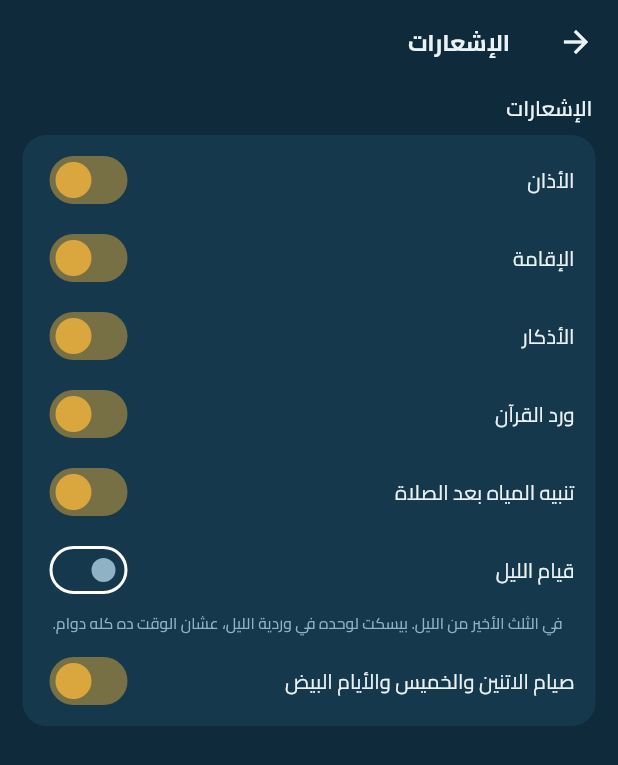
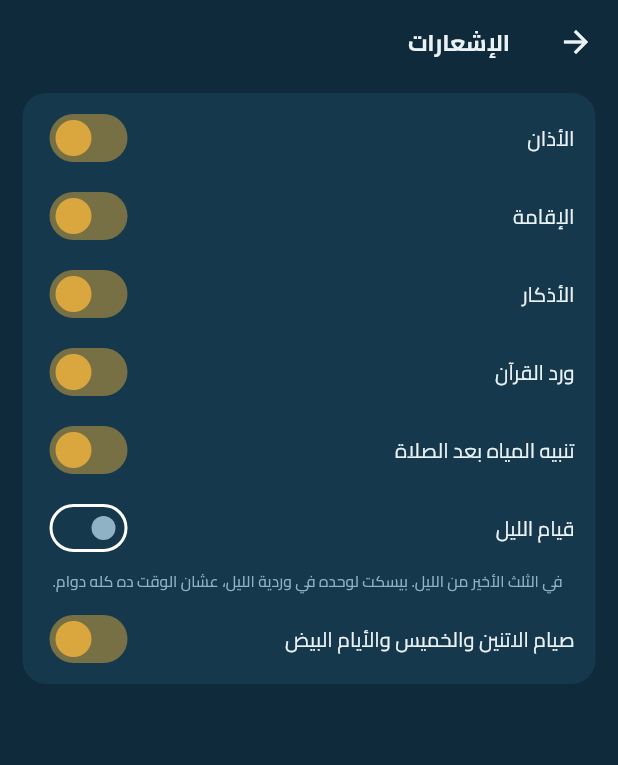
Before and after one commit to Eslamfoka/noury, a Flutter app: the SettingsSectionScreen screen opened directly with empty values, on a phone screen of 412 x 824 dp. Shown: the top 765 px of the screen. Run offline on Flutter 3.47's test engine with Material 3 defaults, Android fonts, the phone set to English and light mode, and no system bars; our stand-ins replace adhan, drift, flutter_local_notifications, flutter_riverpod, flutter_timezone, geolocator and 3 more; accounts and stored records are empty; generated files the repository leaves out were written again.

Commit message:
docs: STATUS, the seventh planner decision, and the Slice 4 handoff
Also drops the duplicated title on a settings section page — the app bar
already names it, and repeating it immediately underneath reads as a
mistake.

918 tests, analyze clean, schema v10.

Co-Authored-By: Claude Opus 5 <noreply@anthropic.com>
Claude-Session: https://claude.ai/code/session_01F3d4STf6o3PMvXds1NpB9r

```diff
--- a/lib/features/settings/settings_section_screen.dart
+++ b/lib/features/settings/settings_section_screen.dart
@@ -45,7 +45,7 @@ class SettingsSectionScreen extends ConsumerWidget {
           padding: const EdgeInsets.fromLTRB(15, 6, 15, 24),
           children: [
             SettingsGroup(
-              title: section.title,
+              // No title: the app bar above already carries it.
               children:
                   settingsSectionChildren(section, context, ref, s, controller),
             ),
--- a/lib/features/settings/settings_widgets.dart
+++ b/lib/features/settings/settings_widgets.dart
@@ -11,21 +11,23 @@ import '../../core/theme/nouri_theme.dart';
 /// the move — only where it lives.
 
 class SettingsGroup extends StatelessWidget {
-  const SettingsGroup(
-      {super.key, required this.title, required this.children});
+  const SettingsGroup({super.key, this.title, required this.children});
 
-  final String title;
+  /// Null on a section page, where the app bar already names it. Repeating the
+  /// title immediately under itself reads as a mistake.
+  final String? title;
   final List<Widget> children;
 
   @override
   Widget build(BuildContext context) => Column(
         crossAxisAlignment: CrossAxisAlignment.stretch,
         children: [
-          Padding(
-            padding: const EdgeInsets.only(bottom: 8, right: 2),
-            child:
-                Text(title, style: cairo(size: 14, weight: FontWeight.w600)),
-          ),
+          if (title != null)
+            Padding(
+              padding: const EdgeInsets.only(bottom: 8, right: 2),
+              child: Text(title!,
+                  style: cairo(size: 14, weight: FontWeight.w600)),
+            ),
           Container(
             padding: const EdgeInsets.symmetric(horizontal: 14, vertical: 4),
             decoration: BoxDecoration(
```
Also changed, not shown: 3 other files.
